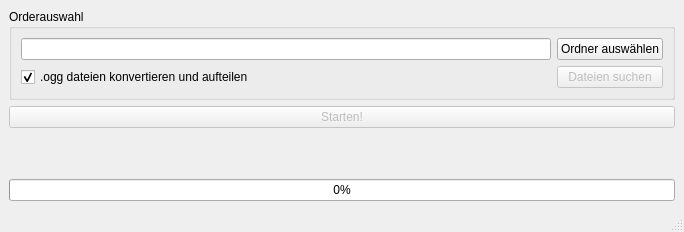
notaTeapot/MemoTrans, file ui/main.ui: the form before one commit.
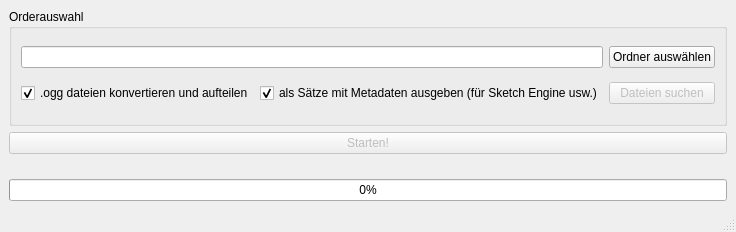
The form after the commit.

```diff
--- a/ui/main.ui
+++ b/ui/main.ui
@@ -21,23 +21,6 @@
        <string>Orderauswahl</string>
       </property>
       <layout class="QGridLayout" name="gridLayout">
-       <item row="0" column="0">
-        <widget class="QLineEdit" name="folder_edit">
-         <property name="text">
-          <string/>
-         </property>
-         <property name="readOnly">
-          <bool>true</bool>
-         </property>
-        </widget>
-       </item>
-       <item row="0" column="1">
-        <widget class="QPushButton" name="folder_btn">
-         <property name="text">
-          <string>Ordner auswählen</string>
-         </property>
-        </widget>
-       </item>
        <item row="1" column="0">
         <widget class="QCheckBox" name="convert_check">
          <property name="text">
@@ -48,16 +31,55 @@
          </property>
         </widget>
        </item>
-       <item row="1" column="1">
+       <item row="0" column="2">
+        <widget class="QPushButton" name="folder_btn">
+         <property name="maximumSize">
+          <size>
+           <width>16777215</width>
+           <height>150</height>
+          </size>
+         </property>
+         <property name="text">
+          <string>Ordner auswählen</string>
+         </property>
+        </widget>
+       </item>
+       <item row="1" column="2">
         <widget class="QPushButton" name="init_btn">
          <property name="enabled">
           <bool>false</bool>
          </property>
+         <property name="maximumSize">
+          <size>
+           <width>16777215</width>
+           <height>150</height>
+          </size>
+         </property>
          <property name="text">
           <string>Dateien suchen</string>
          </property>
         </widget>
        </item>
+       <item row="1" column="1">
+        <widget class="QCheckBox" name="meta_check">
+         <property name="text">
+          <string>als Sätze mit Metadaten ausgeben (für Sketch Engine usw.)</string>
+         </property>
+         <property name="checked">
+          <bool>true</bool>
+         </property>
+        </widget>
+       </item>
+       <item row="0" column="0" colspan="2">
+        <widget class="QLineEdit" name="folder_edit">
+         <property name="text">
+          <string/>
+         </property>
+         <property name="readOnly">
+          <bool>true</bool>
+         </property>
+        </widget>
+       </item>
       </layout>
      </widget>
     </item>
@@ -73,6 +95,12 @@
     </item>
     <item>
      <widget class="QLabel" name="status_label">
+      <property name="sizePolicy">
+       <sizepolicy hsizetype="Preferred" vsizetype="Fixed">
+        <horstretch>0</horstretch>
+        <verstretch>0</verstretch>
+       </sizepolicy>
+      </property>
       <property name="font">
        <font>
         <pointsize>8</pointsize>
```
Left out of the diff: 2 changed lines with no effect on the pictures.
